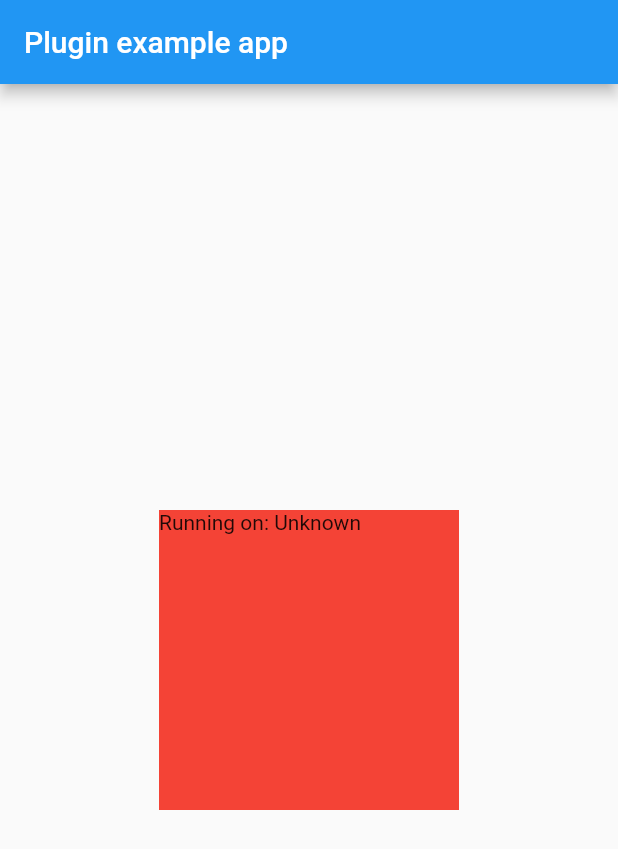
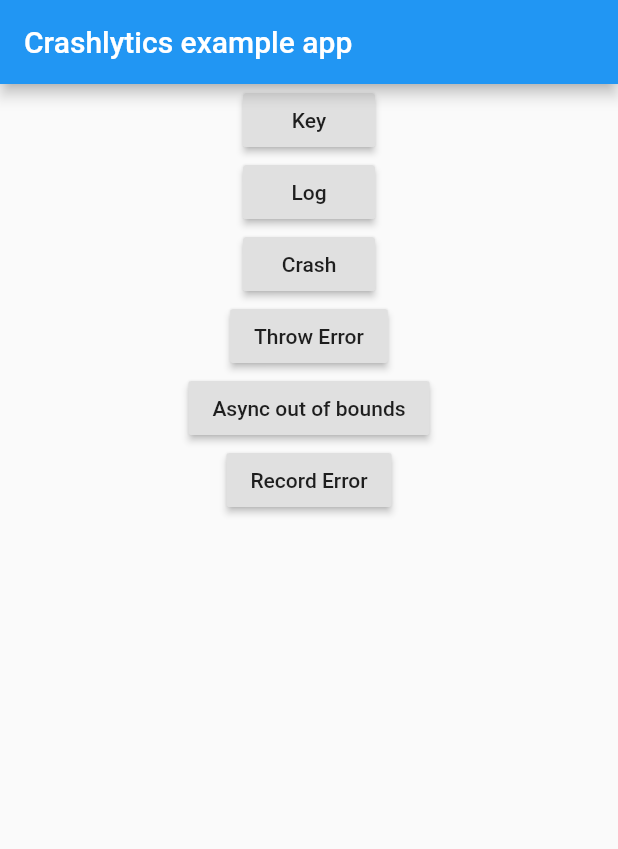
Before and after one commit to Adrift001/flutter_bugly_plugin, a Flutter app: the screen it shows after launch, on a phone screen of 412 x 824 dp. Shown: the top 849 px of the screen. Run offline on Flutter 3.47's test engine with Material 2 defaults, Android fonts, the phone set to English and light mode, and no system bars.

Commit message:
Android.

```diff
--- a/example/lib/main.dart
+++ b/example/lib/main.dart
@@ -1,13 +1,18 @@
+import 'dart:io';
+
 import 'package:flutter/material.dart';
 import 'dart:async';
-
 import 'package:flutter/services.dart';
 import 'package:flutter_bugly_plugin/flutter_bugly_plugin.dart';
 
-void main() {
+Future<void> main() async {
   WidgetsFlutterBinding.ensureInitialized();
-  FlutterBuglyPlugin.init(appIdAndroid: "d7ee5aca68", appIdiOS: "171b26a5e3");
-  runApp(MyApp());
+  runZonedGuarded(() {
+    runApp(MyApp());
+  }, (error, stackTrace) {
+    print('runZonedGuarded: Caught error in my root zone.');
+    FlutterBuglyPlugin.reportException(exceptionName: error.toString(), reason: stackTrace.toString());
+  });
 }
 
 class MyApp extends StatefulWidget {
@@ -16,13 +21,11 @@ class MyApp extends StatefulWidget {
 }
 
 class _MyAppState extends State<MyApp> {
-  String _platformVersion = 'Unknown';
 
   @override
   void initState() {
     super.initState();
     initPlatformState();
-    FlutterBuglyPlugin.setUserIdentifier(userIdentifier: "17600695209");
   }
 
   // Platform messages are asynchronous, so we initialize in an async method.
@@ -39,10 +42,6 @@ class _MyAppState extends State<MyApp> {
     // message was in flight, we want to discard the reply rather than calling
     // setState to update our non-existent appearance.
     if (!mounted) return;
-
-    setState(() {
-      _platformVersion = platformVersion;
-    });
   }
 
   @override
@@ -50,24 +49,117 @@ class _MyAppState extends State<MyApp> {
     return MaterialApp(
       home: Scaffold(
         appBar: AppBar(
-          title: const Text('Plugin example app'),
+          title: const Text('Crashlytics example app'),
         ),
-        body: Center(
-          child: GestureDetector(
-            onTap: () {
-              FlutterBuglyPlugin.reportException(exceptionName: "网络错误", reason: "原因原因原因原因原因原因原因原因", userInfo: {
-                "abc": "abc",
-                "def": 123,
-                "ghi": true
-              });
-            },
-            child: Container(
-              child: Text('Running on: $_platformVersion\n'),
-              width: 200,
-              height: 200,
-              color: Colors.red,
-            ),
-          ),
+        body: FutureBuilder(
+          future: FlutterBuglyPlugin.init(appIdAndroid: "d7ee5aca68", appIdiOS: "171b26a5e3"),
+          builder: (context, snapshot) {
+            switch (snapshot.connectionState) {
+              case ConnectionState.done:
+                if (snapshot.hasError) {
+                  return Center(
+                    child: Text('Error: ${snapshot.error}'),
+                  );
+                }
+                return Center(
+                  child: Column(
+                    children: <Widget>[
+                      RaisedButton(
+                          child: const Text('Key'),
+                          onPressed: () {
+                            // FirebaseCrashlytics.instance.setCustomKey('example', 'flutterfire');
+                            Scaffold.of(context).showSnackBar(SnackBar(
+                              content: Text(
+                                  'Custom Key "example: flutterfire" has been set \n'
+                                      'Key will appear in Firebase Console once app has crashed and reopened'),
+                              duration: Duration(seconds: 5),
+                            ));
+                          }),
+                      RaisedButton(
+                          child: const Text('Log'),
+                          onPressed: () {
+                            // FirebaseCrashlytics.instance.log('This is a log example');
+                            Scaffold.of(context).showSnackBar(SnackBar(
+                              content: Text(
+                                  'The message "This is a log example" has been logged \n'
+                                      'Message will appear in Firebase Console once app has crashed and reopened'),
+                              duration: Duration(seconds: 5),
+                            ));
+                          }),
+                      RaisedButton(
+                          child: const Text('Crash'),
+                          onPressed: () async {
+                            Scaffold.of(context).showSnackBar(SnackBar(
+                              content: Text('App will crash is 5 seconds \n'
+                                  'Please reopen to send data to Crashlytics'),
+                              duration: Duration(seconds: 5),
+                            ));
+
+                            // Delay crash for 5 seconds
+                            sleep(const Duration(seconds: 5));
+
+                            // Use FirebaseCrashlytics to throw an error. Use this for
+                            // confirmation that errors are being correctly reported.
+                            // FirebaseCrashlytics.instance.crash();
+                          }),
+                      RaisedButton(
+                          child: const Text('Throw Error'),
+                          onPressed: () {
+                            Scaffold.of(context).showSnackBar(SnackBar(
+                              content: Text('Thrown error has been caught \n'
+                                  'Please crash and reopen to send data to Crashlytics'),
+                              duration: Duration(seconds: 5),
+                            ));
+
+                            // Example of thrown error, it will be caught and sent to
+                            // Crashlytics.
+                            throw StateError('Uncaught error thrown by app');
+                          }),
+                      RaisedButton(
+                          child: const Text('Async out of bounds'),
+                          onPressed: () {
+                            Scaffold.of(context).showSnackBar(SnackBar(
+                              content: Text(
+                                  'Uncaught Exception that is handled by second parameter of runZonedGuarded \n'
+                                      'Please crash and reopen to send data to Crashlytics'),
+                              duration: Duration(seconds: 5),
+                            ));
+
+                            // Example of an exception that does not get caught
+                            // by `FlutterError.onError` but is caught by
+                            // `runZonedGuarded`.
+                            // runZonedGuarded(() {
+                            //   Future<void>.delayed(const Duration(seconds: 2),
+                            //           () {
+                            //         final List<int> list = <int>[];
+                            //         print(list[100]);
+                            //       });
+                            // }, FirebaseCrashlytics.instance.recordError);
+                          }),
+                      RaisedButton(
+                          child: const Text('Record Error'),
+                          onPressed: () async {
+                            try {
+                              Scaffold.of(context).showSnackBar(SnackBar(
+                                content: Text('Recorded Error  \n'
+                                    'Please crash and reopen to send data to Crashlytics'),
+                                duration: Duration(seconds: 5),
+                              ));
+                              throw 'error_example';
+                            } catch (e, s) {
+                              // "reason" will append the word "thrown" in the
+                              // Crashlytics console.
+                              // await FirebaseCrashlytics.instance.recordError(e, s, reason: 'as an example');
+                            }
+                          }),
+                    ],
+                  ),
+                );
+                break;
+              default:
+                return Center(child: Text('Loading'));
+            }
+          },
         ),
       ),
     );
--- a/example/pubspec.yaml
+++ b/example/pubspec.yaml
@@ -5,8 +5,8 @@ description: Demonstrates how to use the flutter_bugly_plugin plugin.
 # pub.dev using `pub publish`. This is preferred for private packages.
 publish_to: 'none' # Remove this line if you wish to publish to pub.dev
 
-environment:
-  sdk: ">=2.7.0 <3.0.0"
+#environment:
+#  sdk: ">=2.7.0 <3.0.0"
 
 dependencies:
   flutter:
--- a/lib/flutter_bugly_plugin.dart
+++ b/lib/flutter_bugly_plugin.dart
@@ -2,9 +2,15 @@ import 'dart:async';
 import 'dart:developer';
 
 import 'package:flutter/cupertino.dart';
+import 'package:flutter/foundation.dart';
 import 'package:flutter/services.dart';
+import 'package:flutter_bugly_plugin/bugly_options.dart';
+
+typedef AppRunner = FutureOr<void> Function();
+typedef BuglyOptionsConfiguration = FutureOr<void> Function(BuglyOptions);
 
 class FlutterBuglyPlugin {
+
   static const MethodChannel _channel =
       const MethodChannel('flutter_bugly_plugin');
 
@@ -14,32 +20,55 @@ class FlutterBuglyPlugin {
   }
 
   /// 初始化
-  static void init({@required String appIdAndroid, @required String appIdiOS}) {
+  static Future<void> init({@required String appIdAndroid, @required String appIdiOS}) async {
+
     assert(appIdAndroid != null);
     assert(appIdiOS != null);
-    _channel.invokeMethod("init", {"appIdAndroid": appIdAndroid, "appIdiOS": appIdiOS});
+
+    Function originalOnError = FlutterError.onError;
+    FlutterError.onError = (FlutterErrorDetails details) async {
+      await reportException(exceptionName: details.library, reason: details.exceptionAsString());
+      originalOnError();
+    };
+
+    await _channel.invokeMethod("init", {
+      "appIdAndroid": appIdAndroid,
+      "appIdiOS": appIdiOS
+    });
   }
 
   /// 设置设置用户标识
   static void setUserIdentifier({@required String userIdentifier}) {
-    if(userIdentifier == null || userIdentifier.isEmpty) {
+    if (userIdentifier == null || userIdentifier.isEmpty) {
       return;
     }
-    _channel.invokeMethod("setUserIdentifier", {"userIdentifier": userIdentifier});
+    _channel
+        .invokeMethod("setUserIdentifier", {"userIdentifier": userIdentifier});
   }
 
   /// 设置标签, 标签ID，可在网站生成
   static void setTag({@required int tag}) {
-    if(tag < 0) {
+    if (tag < 0) {
       return;
     }
     _channel.invokeMethod("setTag", {"tag": tag});
   }
 
-  static void reportException({@required String exceptionName, String reason, Map<String, dynamic> userInfo}) {
-    if(exceptionName == null || exceptionName.isEmpty) {
+  /// 上报错误信息
+  /// exceptionName 错误信息名称
+  /// 错误原因
+  /// 需要携带的其他数据
+  static Future<void> reportException(
+      {@required String exceptionName,
+      String reason,
+      Map<String, dynamic> userInfo}) async {
+    if (exceptionName == null || exceptionName.isEmpty) {
       return;
     }
-    _channel.invokeMethod("reportException", {"exceptionName": exceptionName, "reason": reason, "userInfo": userInfo});
+    await _channel.invokeMethod("reportException", {
+      "exceptionName": exceptionName,
+      "reason": reason,
+      "userInfo": userInfo
+    });
   }
 }
--- a/pubspec.yaml
+++ b/pubspec.yaml
@@ -5,7 +5,7 @@ author:
 homepage:
 
 environment:
-  sdk: ">=2.7.0 <3.0.0"
+  sdk: ">=2.8.0 <3.0.0"
   flutter: ">=1.20.0"
 
 dependencies:
```
Also changed, not shown: lib/bugly_options.dart (added, +7 -0 lines), pubspec.lock (deleted), 5 other files.
